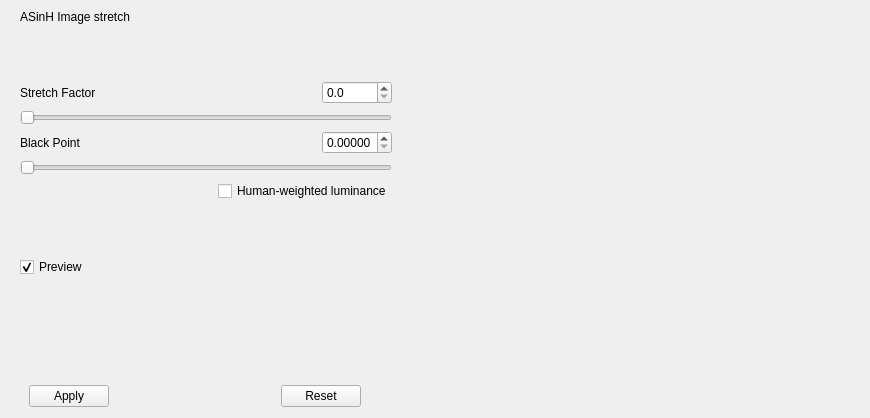
Old version of the form DeepSkyStacker/ui/ProcessingControls.ui in the repository deepskystacker/DSS.
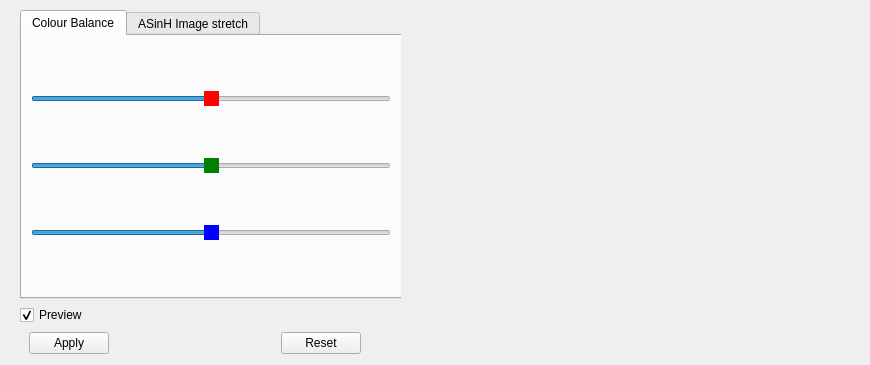
New version of the form. Icons and pictures are not drawn.

Commit message: Colourise the pixel information label and add similar to the Processing pane.  Begin the process of adding a colour balance adjustment.

Diff of the .ui file:
```diff
--- a/DeepSkyStacker/ui/ProcessingControls.ui
+++ b/DeepSkyStacker/ui/ProcessingControls.ui
@@ -7,13 +7,13 @@
     <x>0</x>
     <y>0</y>
     <width>870</width>
-    <height>418</height>
+    <height>365</height>
    </rect>
   </property>
   <property name="windowTitle">
    <string>Form</string>
   </property>
-  <layout class="QHBoxLayout" name="horizontalLayout_2">
+  <layout class="QHBoxLayout" name="horizontalLayout">
    <property name="topMargin">
     <number>1</number>
    </property>
@@ -36,27 +36,102 @@
      </property>
      <layout class="QVBoxLayout" name="verticalLayout">
       <item>
-       <widget class="QLabel" name="label">
-        <property name="text">
+       <widget class="QTabWidget" name="tabWidget">
+        <property name="minimumSize">
+         <size>
+          <width>390</width>
+          <height>0</height>
+         </size>
+        </property>
+        <property name="maximumSize">
+         <size>
+          <width>390</width>
+          <height>16777215</height>
+         </size>
+        </property>
+        <property name="currentIndex">
+         <number>0</number>
+        </property>
+        <widget class="QWidget" name="colourBalanceTab">
+         <attribute name="title">
+          <string>Colour Balance</string>
+         </attribute>
+         <layout class="QVBoxLayout" name="verticalLayout_3">
+          <item>
+           <widget class="QSlider" name="redSlider">
+            <property name="maximumSize">
+             <size>
+              <width>360</width>
+              <height>16777215</height>
+             </size>
+            </property>
+            <property name="styleSheet">
+             <string notr="true">QSlider::handle::horizontal{background: red;}</string>
+            </property>
+            <property name="maximum">
+             <number>100</number>
+            </property>
+            <property name="value">
+             <number>50</number>
+            </property>
+            <property name="orientation">
+             <enum>Qt::Orientation::Horizontal</enum>
+            </property>
+           </widget>
+          </item>
+          <item>
+           <widget class="QSlider" name="greenSlider">
+            <property name="maximumSize">
+             <size>
+              <width>360</width>
+              <height>16777215</height>
+             </size>
+            </property>
+            <property name="styleSheet">
+             <string notr="true">QSlider::handle::horizontal{background: green;}</string>
+            </property>
+            <property name="maximum">
+             <number>100</number>
+            </property>
+            <property name="value">
+             <number>50</number>
+            </property>
+            <property name="orientation">
+             <enum>Qt::Orientation::Horizontal</enum>
+            </property>
+           </widget>
+          </item>
+          <item>
+           <widget class="QSlider" name="blueSlider">
+            <property name="maximumSize">
+             <size>
+              <width>360</width>
+              <height>16777215</height>
+             </size>
+            </property>
+            <property name="styleSheet">
+             <string notr="true">QSlider::handle::horizontal{background: blue;}</string>
+            </property>
+            <property name="maximum">
+             <number>100</number>
+            </property>
+            <property name="value">
+             <number>50</number>
+            </property>
+            <property name="orientation">
+             <enum>Qt::Orientation::Horizontal</enum>
+            </property>
+           </widget>
+          </item>
+         </layout>
+        </widget>
+        <widget class="QWidget" name="asinhStretchTab">
+         <attribute name="title">
          <string>ASinH Image stretch</string>
-        </property>
-       </widget>
-      </item>
+         </attribute>
+         <layout class="QVBoxLayout" name="verticalLayout_2">
       <item>
-       <spacer name="verticalSpacer">
-        <property name="orientation">
-         <enum>Qt::Orientation::Vertical</enum>
-        </property>
-        <property name="sizeHint" stdset="0">
-         <size>
-          <width>13</width>
-          <height>10</height>
-         </size>
-        </property>
-       </spacer>
-      </item>
-      <item>
-       <layout class="QHBoxLayout" name="horizontalLayout_3">
+           <layout class="QHBoxLayout" name="horizontalLayout_1">
         <item>
          <widget class="QLabel" name="asinhStretchLabel">
           <property name="text">
@@ -109,6 +184,12 @@
       </item>
       <item>
        <widget class="QSlider" name="asinhStretchSlider">
+            <property name="maximumSize">
+             <size>
+              <width>360</width>
+              <height>16777215</height>
+             </size>
+            </property>
         <property name="maximum">
          <number>10000</number>
         </property>
@@ -124,7 +205,7 @@
        </widget>
       </item>
       <item>
-       <layout class="QHBoxLayout" name="horizontalLayout_4">
+           <layout class="QHBoxLayout" name="horizontalLayout_2">
         <item>
          <widget class="QLabel" name="asinhBPLabel">
           <property name="text">
@@ -133,7 +214,7 @@
          </widget>
         </item>
         <item>
-         <spacer name="horizontalSpacer_4">
+             <spacer name="horizontalSpacer_2">
           <property name="orientation">
            <enum>Qt::Orientation::Horizontal</enum>
           </property>
@@ -174,6 +255,12 @@
       </item>
       <item>
        <widget class="QSlider" name="asinhBPSlider">
+            <property name="maximumSize">
+             <size>
+              <width>360</width>
+              <height>16777215</height>
+             </size>
+            </property>
         <property name="maximum">
          <number>200</number>
         </property>
@@ -183,9 +270,9 @@
        </widget>
       </item>
       <item>
-       <layout class="QHBoxLayout" name="horizontalLayout_5">
+           <layout class="QHBoxLayout" name="horizontalLayout_3">
         <item>
-         <spacer name="horizontalSpacer_2">
+             <spacer name="horizontalSpacer_3">
           <property name="orientation">
            <enum>Qt::Orientation::Horizontal</enum>
           </property>
@@ -207,18 +294,22 @@
        </layout>
       </item>
       <item>
-       <spacer name="verticalSpacer_2">
+           <spacer name="verticalSpacer">
         <property name="orientation">
          <enum>Qt::Orientation::Vertical</enum>
         </property>
         <property name="sizeHint" stdset="0">
          <size>
           <width>20</width>
-          <height>39</height>
+              <height>155</height>
          </size>
         </property>
        </spacer>
       </item>
+         </layout>
+        </widget>
+       </widget>
+      </item>
       <item>
        <widget class="QCheckBox" name="asinhPreview">
         <property name="text">
@@ -229,32 +320,6 @@
         </property>
        </widget>
       </item>
-      <item>
-       <spacer name="verticalSpacer_4">
-        <property name="orientation">
-         <enum>Qt::Orientation::Vertical</enum>
-        </property>
-        <property name="sizeHint" stdset="0">
-         <size>
-          <width>20</width>
-          <height>40</height>
-         </size>
-        </property>
-       </spacer>
-      </item>
-      <item>
-       <spacer name="verticalSpacer_3">
-        <property name="orientation">
-         <enum>Qt::Orientation::Vertical</enum>
-        </property>
-        <property name="sizeHint" stdset="0">
-         <size>
-          <width>17</width>
-          <height>39</height>
-         </size>
-        </property>
-       </spacer>
-      </item>
       <item>
        <widget class="QWidget" name="buttonWidget" native="true">
         <property name="minimumSize">
@@ -269,7 +334,7 @@
           <height>16777215</height>
          </size>
         </property>
-        <layout class="QHBoxLayout" name="horizontalLayout">
+        <layout class="QHBoxLayout" name="horizontalLayout_4">
          <property name="topMargin">
           <number>1</number>
          </property>
```
Left out of the diff: 17 changed lines with no effect on the pictures. Lines whose indentation alone changed are shown as unchanged. The commit also changes 6 other files.
